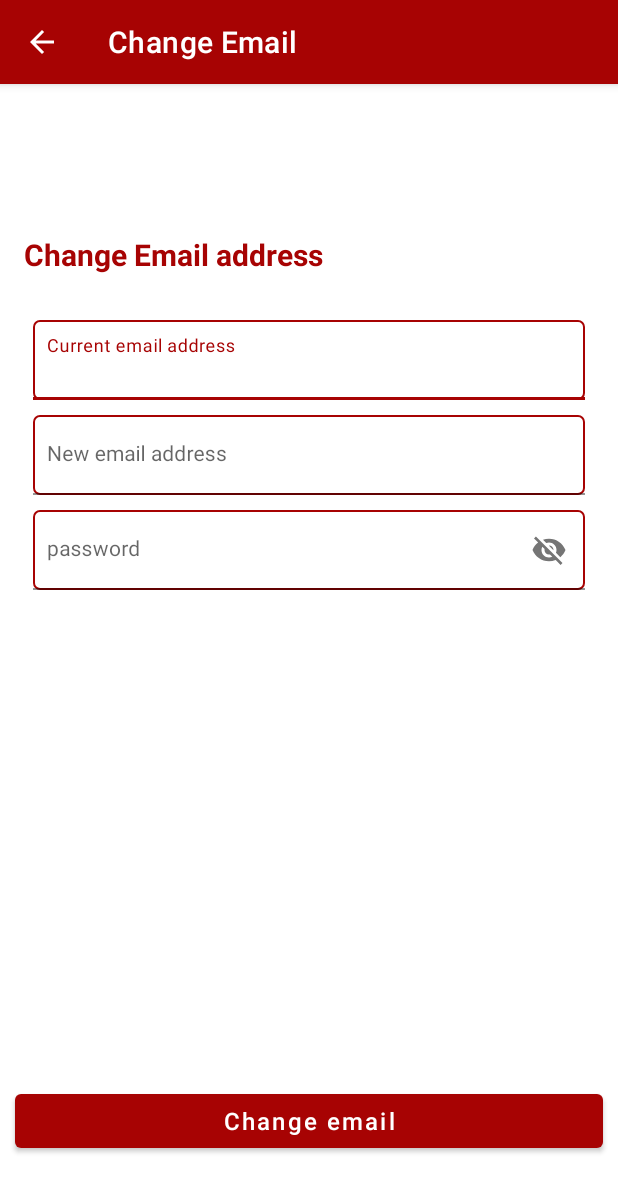
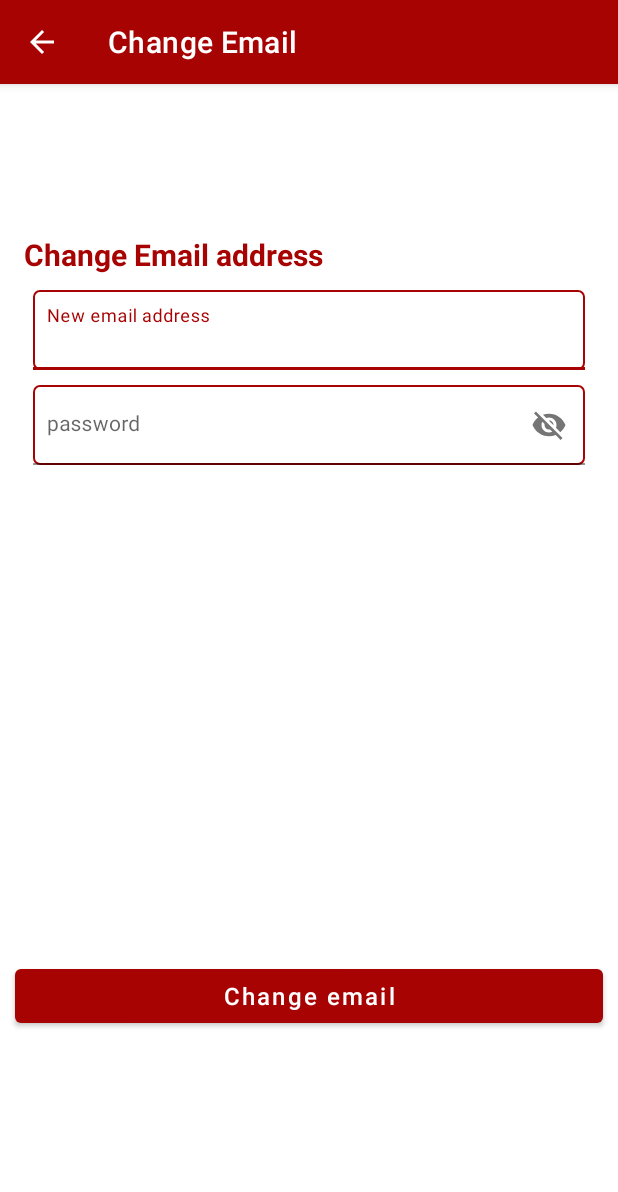
Before and after one commit to HashBusProject/UserApplication, an Android app: the ChangeEmailActivity screen opened directly, with no data from a screen before it, on a phone screen of 412 x 824 dp. Shown: the top 1192 px of the screen. Run offline under Robolectric (Android 15) with nearby library versions, the phone set to English and light mode, and no system bars.

Commit message:
this is the final commit

```diff
--- a/app/src/main/java/com/hashimte/hashbus1/api/AuthServices.java
+++ b/app/src/main/java/com/hashimte/hashbus1/api/AuthServices.java
@@ -15,6 +15,6 @@ public interface AuthServices {
     @POST("/User/SignUp")
     Call<User> SignUp(@Body User user);
 
-    @PUT("/User/ChangePassword")
+    @PUT("/User/ForgetPassword")
     Call<User> changePassword(@Body User user);
 }
--- a/app/src/main/java/com/hashimte/hashbus1/api/AuthServicesImp.java
+++ b/app/src/main/java/com/hashimte/hashbus1/api/AuthServicesImp.java
@@ -45,7 +45,7 @@ public class AuthServicesImp implements AuthServices{
         return retrofit.create(AuthServices.class).SignUp(user);
     }
 
-    @PUT("/User/ChangePassword")
+    @PUT("/User/ForgetPassword")
     public Call<User> changePassword(@Body User user) {
         return retrofit.create(AuthServices.class).changePassword(user);
     }
--- a/app/src/main/java/com/hashimte/hashbus1/ui/settings/ChangeEmailActivity.java
+++ b/app/src/main/java/com/hashimte/hashbus1/ui/settings/ChangeEmailActivity.java
@@ -2,21 +2,58 @@ package com.hashimte.hashbus1.ui.settings;
 
 import androidx.appcompat.app.AppCompatActivity;
 
+import android.content.SharedPreferences;
 import android.os.Bundle;
+import android.util.Log;
 import android.view.MenuItem;
+import android.widget.Toast;
 
+import com.google.gson.Gson;
 import com.hashimte.hashbus1.R;
+import com.hashimte.hashbus1.api.UserServicesImp;
+import com.hashimte.hashbus1.databinding.ActivityChangeEmailBinding;
+import com.hashimte.hashbus1.model.User;
 
 import java.util.Objects;
 
+import retrofit2.Call;
+import retrofit2.Callback;
+import retrofit2.Response;
+
 public class ChangeEmailActivity extends AppCompatActivity {
 
+    private ActivityChangeEmailBinding binding;
     @Override
     protected void onCreate(Bundle savedInstanceState) {
         super.onCreate(savedInstanceState);
-        setContentView(R.layout.activity_change_email);
+        binding = ActivityChangeEmailBinding.inflate(getLayoutInflater());
+        setContentView(binding.getRoot());
         Objects.requireNonNull(getSupportActionBar()).setDisplayHomeAsUpEnabled(true);
         getSupportActionBar().setTitle("Change Email");
+        Gson gson = new Gson();
+        SharedPreferences appPrefs = getSharedPreferences("app_prefs", MODE_PRIVATE);
+        User user = gson.fromJson(appPrefs.getString("userInfo", null), User.class);
+        binding.btnChangeEmail.setOnClickListener(v -> {
+            user.setEmail(binding.newEmail.getText().toString());
+            user.setPassword(binding.emailPass.getText().toString());
+            UserServicesImp.getInstance().changeEmail(user).enqueue(new Callback<Boolean>() {
+                @Override
+                public void onResponse(Call<Boolean> call, Response<Boolean> response) {
+                 if(response.isSuccessful()) {
+                     Toast.makeText(ChangeEmailActivity.this, "Email was changed successfully", Toast.LENGTH_SHORT).show();
+                     finish();
+                 }else if(response.code() == 400){
+                        Log.i("error" , "" + response.headers().get("message")) ;
+                 }
+                }
+                @Override
+                public void onFailure(Call<Boolean> call, Throwable t) {
+
+                }
+            });
+        });
+
+
     }
     @Override
     public boolean onOptionsItemSelected(@lombok.NonNull MenuItem item) {
--- a/app/src/main/res/layout/activity_change_email.xml
+++ b/app/src/main/res/layout/activity_change_email.xml
@@ -27,31 +27,7 @@
             android:textStyle="bold"
             />
 
-        <com.google.android.material.textfield.TextInputLayout
 
-            android:layout_width="match_parent"
-            android:layout_height="wrap_content"
-            android:layout_marginTop="30dp"
-            android:layout_marginHorizontal="6sp"
-
-            >
-
-            <com.google.android.material.textfield.TextInputEditText
-                android:id="@+id/currentEmail"
-                android:layout_width="match_parent"
-                android:layout_height="wrap_content"
-                android:background="@drawable/rectangel"
-                android:elevation="20dp"
-                android:hint="Current email address"
-                android:inputType="textEmailAddress|textPersonName"
-                android:lines="1"
-                android:paddingHorizontal="10sp"
-                android:paddingStart="9sp"
-                android:textSize="14sp"
-
-                app:boxStrokeColor="@color/hash_dark" />
-
-        </com.google.android.material.textfield.TextInputLayout>
 
         <com.google.android.material.textfield.TextInputLayout
 
@@ -115,6 +91,7 @@ android:id="@+id/emailPass"
         android:scaleType="centerCrop"
         >
         <com.google.android.material.button.MaterialButton
+            android:id="@+id/btn_change_email"
             android:layout_width="match_parent"
             android:layout_height="wrap_content"
             android:layout_marginHorizontal="10sp"
--- a/app/src/main/res/layout/activity_change_password.xml
+++ b/app/src/main/res/layout/activity_change_password.xml
@@ -121,6 +121,7 @@
     android:scaleType="centerCrop"
     >
     <com.google.android.material.button.MaterialButton
+        android:id="@+id/btn_change_password"
         android:layout_width="match_parent"
         android:layout_height="wrap_content"
         android:layout_marginHorizontal="10sp"
```
Also changed, not shown: app/src/main/java/com/hashimte/hashbus1/api/UserServices.java (+8 -0 lines), app/src/main/java/com/hashimte/hashbus1/api/UserServicesImp.java (+13 -1 lines), app/src/main/java/com/hashimte/hashbus1/model/ChangePassword.java (added, +19 -0 lines), app/src/main/java/com/hashimte/hashbus1/ui/settings/ChangePasswordActivity.java (+46 -1 lines).
